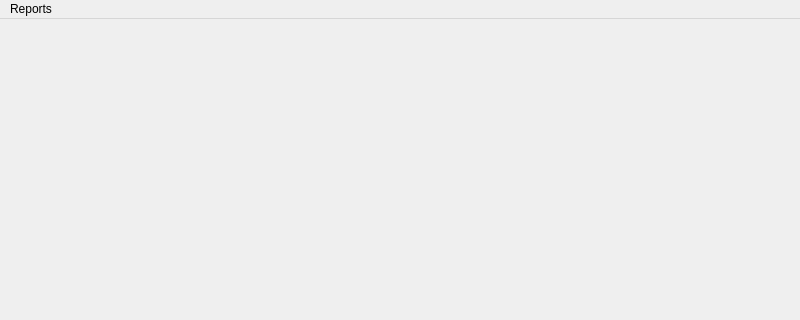
End1-1/Cafe5, file Office/mainwindow.ui: the form before one commit; both pictures show x 0 to 800 and y 0 to 320 of the 800 by 600 pixel window.
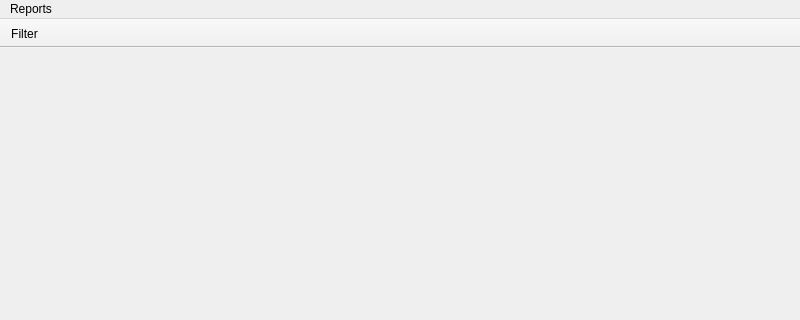
The form after the commit.

The edit to the form file:
```diff
--- a/Office/mainwindow.ui
+++ b/Office/mainwindow.ui
@@ -32,11 +32,34 @@
    <addaction name="menuReports"/>
   </widget>
   <widget class="QStatusBar" name="statusbar"/>
+  <widget class="QToolBar" name="toolBar">
+   <property name="windowTitle">
+    <string>toolBar</string>
+   </property>
+   <property name="movable">
+    <bool>false</bool>
+   </property>
+   <property name="floatable">
+    <bool>false</bool>
+   </property>
+   <attribute name="toolBarArea">
+    <enum>TopToolBarArea</enum>
+   </attribute>
+   <attribute name="toolBarBreak">
+    <bool>false</bool>
+   </attribute>
+   <addaction name="actionFilter"/>
+  </widget>
   <action name="actionMovement_report">
    <property name="text">
     <string>Movement report</string>
    </property>
   </action>
+  <action name="actionFilter">
+   <property name="text">
+    <string>Filter</string>
+   </property>
+  </action>
  </widget>
  <resources/>
  <connections/>
```
Left out of the diff: 33 changed lines with no effect on the pictures.
